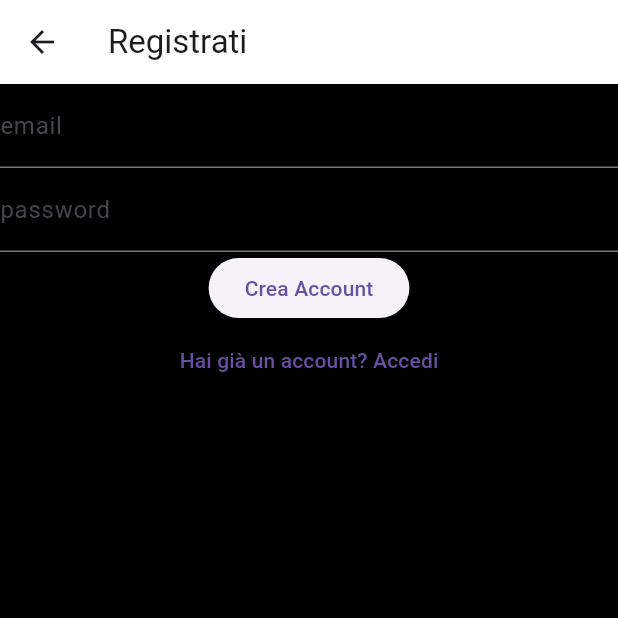
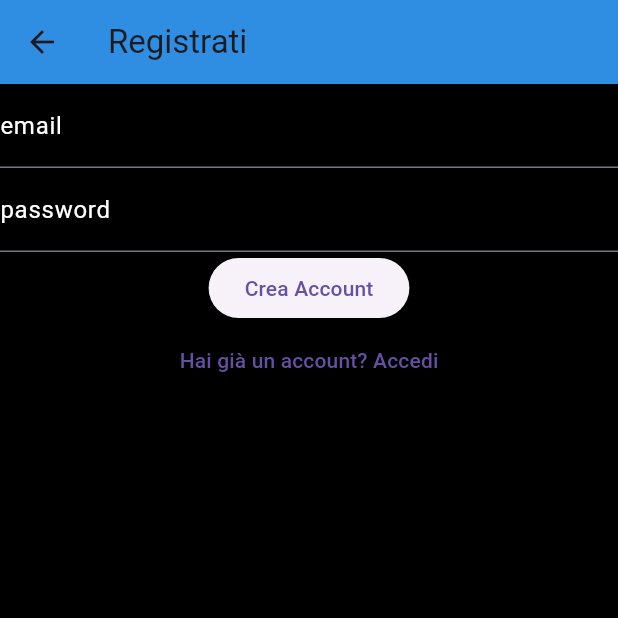
Before and after one commit to alessiogatto04/BYBV, a Flutter app: the SignUpPage screen opened directly, on a phone screen of 412 x 824 dp, the top half of it. Run offline on Flutter 3.47's test engine with Material 3 defaults, Android fonts, the light colour scheme and no system bars; our stand-ins replace firebase_auth, firebase_core; accounts and stored records are empty.

Commit message:
Cambio colorazione testuale e generale nella schermata di login

```diff
--- a/bybv/lib/Pages/signup_page.dart
+++ b/bybv/lib/Pages/signup_page.dart
@@ -28,19 +28,30 @@ class _SignUpPageState extends State<SignUpPage> {
     return Scaffold(
       backgroundColor: Colors.black,
       appBar: AppBar(
-        backgroundColor: const Color.fromARGB(255, 255, 255, 255),
+        backgroundColor: const Color.fromARGB(255, 47, 142, 226),
         title: const Text("Registrati"),
       ),
       body: Column(
         children: [
           TextField(
             controller: _email,
-            decoration: const InputDecoration(label: Text("email")),
+            decoration: const InputDecoration(
+              label: Text(
+                "email" ,
+                style: TextStyle(color :Colors.white),
+                ),
+              ),
           ),
           TextField(
             controller: _password,
             obscureText: true,
-            decoration: const InputDecoration(label: Text("password")),
+            style: const TextStyle(color:Colors.white),
+            decoration: const InputDecoration(label:
+            Text(
+              "password",
+              style: TextStyle(color :Colors.white),
+              ),
+            ),
           ),
           ElevatedButton(
             onPressed: () {
```
